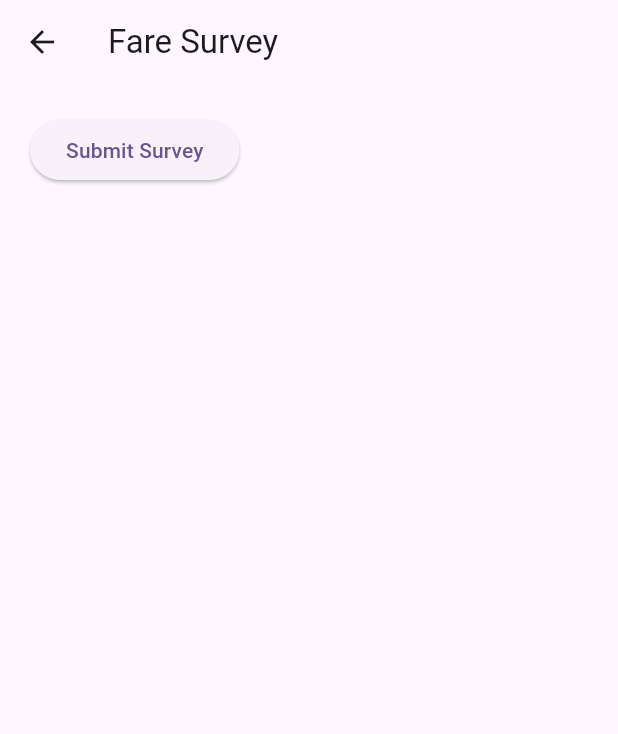
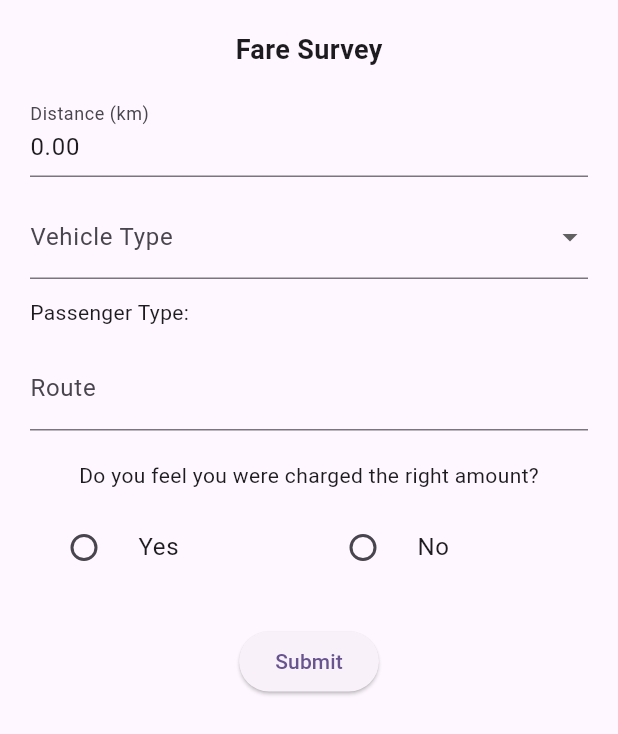
Before and after one commit to BGrazer/Maiway, a Flutter app: the SurveyPage widget shown alone on an empty page, opened directly with empty values, on a phone screen of 412 x 824 dp. Shown: the top 734 px of the screen. Run offline on Flutter 3.47's test engine with Material 3 defaults, Android fonts, the phone set to English and light mode, and no system bars; our stand-ins replace cloud_firestore, firebase_auth, firebase_core, flutter_map, font_awesome_flutter, geolocator and 3 more; missing offline and left inert: flutter_map_location_marker, syncfusion_flutter_pdfviewer; accounts and stored records are empty.

Commit message:
for calvs

```diff
--- a/maiwayapp/lib/survey_page.dart
+++ b/maiwayapp/lib/survey_page.dart
@@ -5,12 +5,14 @@ import 'package:cloud_firestore/cloud_firestore.dart';
 import 'package:firebase_auth/firebase_auth.dart';
 
 class SurveyPage extends StatefulWidget {
-  final List<Map<String, dynamic>> rides;
+  final double distanceKm;
+  final String transportMode;
   final String passengerType;
 
   const SurveyPage({
     super.key,
-    required this.rides,
+    required this.distanceKm,
+    required this.transportMode,
     required this.passengerType,
   });
 
@@ -19,21 +21,26 @@ class SurveyPage extends StatefulWidget {
 }
 
 class _SurveyPageState extends State<SurveyPage> {
-  final List<String?> _fareFeedbacks = [];
-  final List<TextEditingController> _chargedFareControllers = [];
+  String? _fareFeedback;
+  final TextEditingController _chargedFareController = TextEditingController();
+  final TextEditingController _distanceController = TextEditingController();
+  final TextEditingController _routeController = TextEditingController();
+
+  String? _selectedTransportMode;
+  final List<String> _transportOptions = ['Jeep', 'Bus'];
 
   @override
   void initState() {
     super.initState();
-    _fareFeedbacks.addAll(List.filled(widget.rides.length, null));
-    _chargedFareControllers.addAll(List.generate(widget.rides.length, (_) => TextEditingController()));
+    _selectedTransportMode = widget.transportMode;
+    _distanceController.text = widget.distanceKm.toStringAsFixed(2);
   }
 
   @override
   void dispose() {
-    for (var controller in _chargedFareControllers) {
-      controller.dispose();
-    }
+    _chargedFareController.dispose();
+    _distanceController.dispose();
+    _routeController.dispose();
     super.dispose();
   }
 
@@ -48,11 +55,18 @@ class _SurveyPageState extends State<SurveyPage> {
     required String route,
   }) async {
     final user = FirebaseAuth.instance.currentUser;
-    if (user == null) return;
+
+    if (user == null) {
+      print("No user logged in.");
+      return;
+    }
+
+    final userId = user.uid;
+    final name = user.displayName ?? 'Anonymous';
 
     final surveyData = {
-      'userId': user.uid,
-      'name': user.displayName ?? 'Anonymous',
+      'userId': userId,
+      'name': name,
       'distance': distance.toString(),
       'vehicleType': vehicleType,
       'passenger_type': passengerType,
@@ -68,25 +82,30 @@ class _SurveyPageState extends State<SurveyPage> {
   }
 
   Future<void> _submitSurvey() async {
-    for (int i = 0; i < widget.rides.length; i++) {
-      final ride = widget.rides[i];
-      final feedback = _fareFeedbacks[i];
-
-      if (feedback == null) {
+    if (_fareFeedback == null ||
+        _selectedTransportMode == null ||
+        _distanceController.text.isEmpty ||
+        _routeController.text.isEmpty) {
       ScaffoldMessenger.of(context).showSnackBar(
-          SnackBar(content: Text("Please answer fare question for Ride ${i + 1}")),
+        const SnackBar(content: Text('Please complete all required fields')),
       );
       return;
     }
 
-      final distance = ride['distanceKm'];
-      final vehicleType = ride['vehicleType'];
-      final route = ride['route'];
+    final distance = double.tryParse(_distanceController.text);
+    if (distance == null) {
+      ScaffoldMessenger.of(context).showSnackBar(
+        const SnackBar(content: Text('Invalid distance input')),
+      );
+      return;
+    }
 
-      if (feedback == 'yes') {
+    final route = _routeController.text.trim();
+
+    if (_fareFeedback == 'yes') {
       await pushSurveyToFirestore(
         distance: distance,
-          vehicleType: vehicleType,
+        vehicleType: _selectedTransportMode!,
         passengerType: widget.passengerType,
         fareGiven: 0.0,
         predictedFare: 0.0,
@@ -94,29 +113,53 @@ class _SurveyPageState extends State<SurveyPage> {
         isAnomalous: false,
         route: route,
       );
-      } else {
-        final fareText = _chargedFareControllers[i].text.trim();
-        if (fareText.isEmpty) {
+
+      showDialog(
+        context: context,
+        builder: (context) => AlertDialog(
+          title: const Text("Nice!"),
+          content: Text(
+            "Thank you and have a safe trip.\n\n"
+            "Distance: $distance km\n"
+            "Transport Mode: $_selectedTransportMode\n"
+            "Passenger Type: ${widget.passengerType}\n"
+            "Route: $route",
+          ),
+          actions: [
+            TextButton(
+              onPressed: () {
+                Navigator.pop(context);
+                Navigator.pop(context);
+              },
+              child: const Text("OK"),
+            )
+          ],
+        ),
+      );
+    } else if (_fareFeedback == 'no') {
+      if (_chargedFareController.text.isEmpty) {
         ScaffoldMessenger.of(context).showSnackBar(
-            SnackBar(content: Text("Please enter fare for Ride ${i + 1}")),
+          const SnackBar(content: Text('Please enter the charged fare')),
         );
         return;
       }
 
-        final chargedFare = double.tryParse(fareText);
+      final chargedFare = double.tryParse(_chargedFareController.text);
       if (chargedFare == null) {
         ScaffoldMessenger.of(context).showSnackBar(
-            SnackBar(content: Text("Invalid fare input for Ride ${i + 1}")),
+          const SnackBar(content: Text('Invalid fare input')),
         );
         return;
       }
 
+      final url = Uri.parse("http://192.168.254.105:5002/predict_fare");
+
       try {
         final response = await http.post(
-            Uri.parse("http://127.0.0.1:5000/predict_fare"),
+          url,
           headers: {'Content-Type': 'application/json'},
           body: jsonEncode({
-              "vehicle_type": vehicleType,
+            "vehicle_type": _selectedTransportMode,
             "passenger_type": widget.passengerType,
             "distance_km": distance,
             "charged_fare": chargedFare,
@@ -127,18 +170,19 @@ class _SurveyPageState extends State<SurveyPage> {
 
         if (data.containsKey('error')) {
           ScaffoldMessenger.of(context).showSnackBar(
-              SnackBar(content: Text("Error: ${data['error']}")),
+            SnackBar(content: Text('Error: ${data['error']}')),
           );
           return;
         }
 
         final predictedFare = data['predicted_fare'].toDouble();
         final difference = data['difference'].toDouble();
+        final chargedFareFormatted = data['charged_fare'];
         final isAnomalous = chargedFare > predictedFare;
 
         await pushSurveyToFirestore(
           distance: distance,
-            vehicleType: vehicleType,
+          vehicleType: _selectedTransportMode!,
           passengerType: widget.passengerType,
           fareGiven: chargedFare,
           predictedFare: predictedFare,
@@ -156,42 +200,18 @@ class _SurveyPageState extends State<SurveyPage> {
           alert = "✅ Fare is within the acceptable range.";
         }
 
-          await showDialog(
+        showDialog(
           context: context,
-            builder: (_) => AlertDialog(
-              title: Text("Ride ${i + 1} Result"),
+          builder: (context) => AlertDialog(
+            title: const Text("Fare Validation Result"),
             content: Text(
-                "Distance: ${distance.toStringAsFixed(2)} km\n"
-                "Vehicle: $vehicleType\n"
+              "Distance: $distance km\n"
+              "Predicted Fare: ₱${predictedFare.toStringAsFixed(2)}\n"
+              "Charged Fare: ₱$chargedFareFormatted\n"
+              "Difference: ₱${difference.toStringAsFixed(2)}\n"
               "Route: $route\n\n"
-                "Predicted Fare: ₱${predictedFare.toStringAsFixed(2)}\n"
-                "Charged Fare: ₱${chargedFare.toStringAsFixed(2)}\n"
-                "Difference: ₱${difference.toStringAsFixed(2)}\n\n"
               "$alert",
             ),
-              actions: [
-                TextButton(
-                  onPressed: () => Navigator.pop(context),
-                  child: const Text("Continue"),
-                )
-              ],
-            ),
-          );
-        } catch (e) {
-          ScaffoldMessenger.of(context).showSnackBar(
-            const SnackBar(content: Text('Failed to connect to server')),
-          );
-          return;
-        }
-      }
-    }
-
-    // All rides complete
-    showDialog(
-      context: context,
-      builder: (_) => AlertDialog(
-        title: const Text("All Rides Submitted"),
-        content: const Text("Thank you! Your survey has been submitted."),
             actions: [
               TextButton(
                 onPressed: () {
@@ -203,66 +223,134 @@ class _SurveyPageState extends State<SurveyPage> {
             ],
           ),
         );
+      } catch (e) {
+        print("Error connecting to backend: $e");
+        ScaffoldMessenger.of(context).showSnackBar(
+          const SnackBar(content: Text('Failed to connect to server')),
+        );
+      }
+    }
   }
 
   @override
   Widget build(BuildContext context) {
-    return Scaffold(
-      appBar: AppBar(title: const Text("Fare Survey")),
-      body: SingleChildScrollView(
+    return WillPopScope(
+      onWillPop: () async {
+        final isSurveyComplete = _fareFeedback != null &&
+            _selectedTransportMode != null &&
+            _distanceController.text.isNotEmpty &&
+            _routeController.text.isNotEmpty &&
+            (_fareFeedback == 'yes' || (_fareFeedback == 'no' && _chargedFareController.text.isNotEmpty));
+
+        if (!isSurveyComplete) {
+          await showDialog(
+            context: context,
+            builder: (context) => AlertDialog(
+              title: const Text("Survey Incomplete"),
+              content: const Text("Please complete the survey before exiting."),
+              actions: [
+                TextButton(
+                  onPressed: () => Navigator.of(context).pop(),
+                  child: const Text("OK"),
+                ),
+              ],
+            ),
+          );
+          return false;
+        }
+
+        return true;
+      },
+      child: Padding(
         padding: const EdgeInsets.fromLTRB(20, 20, 20, 40),
+        child: SingleChildScrollView(
           child: Column(
+            mainAxisSize: MainAxisSize.min,
             children: [
-            for (int i = 0; i < widget.rides.length; i++) ...[
-              Text("Ride ${i + 1}", style: const TextStyle(fontWeight: FontWeight.bold, fontSize: 16)),
-              const SizedBox(height: 8),
-              Text("Vehicle: ${widget.rides[i]['vehicleType']}"),
-              Text("Distance: ${widget.rides[i]['distanceKm'].toStringAsFixed(2)} km"),
-              Text("Route: ${widget.rides[i]['route']}"),
+              const Text("Fare Survey", style: TextStyle(fontSize: 18, fontWeight: FontWeight.bold)),
+              const SizedBox(height: 16),
+
+              TextField(
+                controller: _distanceController,
+                keyboardType: const TextInputType.numberWithOptions(decimal: true),
+                decoration: const InputDecoration(
+                  labelText: "Distance (km)",
+                  hintText: "Enter estimated distance",
+                ),
+              ),
+
+              const SizedBox(height: 12),
+
+              DropdownButtonFormField<String>(
+                value: _selectedTransportMode,
+                decoration: const InputDecoration(labelText: "Vehicle Type"),
+                items: _transportOptions.map((mode) {
+                  return DropdownMenuItem(value: mode, child: Text(mode));
+                }).toList(),
+                onChanged: (value) => setState(() => _selectedTransportMode = value),
+              ),
+
+              const SizedBox(height: 12),
+
+              Row(
+                children: [
+                  const Text("Passenger Type: "),
+                  Text(widget.passengerType, style: const TextStyle(fontWeight: FontWeight.bold)),
+                ],
+              ),
+
+              const SizedBox(height: 12),
+
+              TextField(
+                controller: _routeController,
+                decoration: const InputDecoration(
+                  labelText: "Route",
+                  hintText: "e.g., Balut to Divisoria",
+                ),
+              ),
+
+              const SizedBox(height: 20),
+
+              const Text("Do you feel you were charged the right amount?"),
               const SizedBox(height: 10),
-              const Text("Do you feel you were charged the right amount?"),
               Row(
                 children: [
                   Expanded(
                     child: RadioListTile<String>(
                       title: const Text("Yes"),
                       value: 'yes',
-                      groupValue: _fareFeedbacks[i],
-                      onChanged: (val) {
-                        setState(() => _fareFeedbacks[i] = val);
-                      },
+                      groupValue: _fareFeedback,
+                      onChanged: (value) => setState(() => _fareFeedback = value),
                     ),
                   ),
                   Expanded(
                     child: RadioListTile<String>(
                       title: const Text("No"),
                       value: 'no',
-                      groupValue: _fareFeedbacks[i],
-                      onChanged: (val) {
-                        setState(() => _fareFeedbacks[i] = val);
-                      },
+                      groupValue: _fareFeedback,
+                      onChanged: (value) => setState(() => _fareFeedback = value),
                     ),
                   ),
                 ],
               ),
-              if (_fareFeedbacks[i] == 'no') ...[
-                const SizedBox(height: 10),
+
+              if (_fareFeedback == 'no') ...[
+                const SizedBox(height: 20),
+                const Text("How much was the charged fare?"),
                 TextField(
-                  controller: _chargedFareControllers[i],
+                  controller: _chargedFareController,
                   keyboardType: const TextInputType.numberWithOptions(decimal: true),
-                  decoration: const InputDecoration(
-                    labelText: "Charged Fare (₱)",
-                    hintText: "Enter charged fare",
-                  ),
+                  decoration: const InputDecoration(hintText: "Enter fare in PHP"),
                 ),
               ],
-              const Divider(height: 30),
-            ],
+
+              const SizedBox(height: 24),
               ElevatedButton(
                 onPressed: _submitSurvey,
-              child: const Text("Submit Survey"),
-            )
+                child: const Text("Submit"),
+              ),
             ],
+          ),
         ),
       ),
     );
--- a/maiwayapp/lib/travel_preference_page.dart
+++ b/maiwayapp/lib/travel_preference_page.dart
@@ -26,7 +26,7 @@ class _TravelPreferenceScreenState extends State<TravelPreferenceScreen> {
   };
 
   final Map<String, bool> _modes = {
-    'Jeepney': false,
+    'Jeep': false,
     'Bus': true,
     'LRT-1': true,
     'Tricycle': false,
```
Also changed, not shown: maiwayapp/lib/map_screen.dart (+6 -8 lines). Lines whose indentation alone changed are shown as unchanged.
